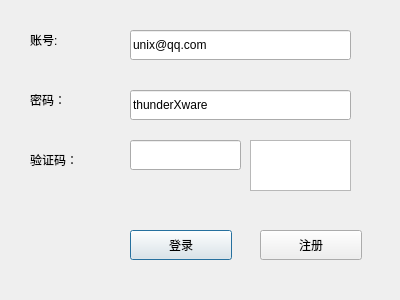
Before: the Qt Designer form loginui.ui in uestcer/thunderXware, drawn with Qt 5.
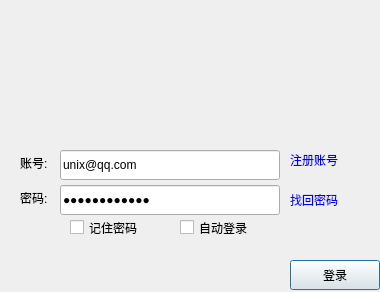
After: the same form once the commit is applied.

Commit message: 美化登录界面

```diff
--- a/loginui.ui
+++ b/loginui.ui
@@ -6,8 +6,8 @@
    <rect>
     <x>0</x>
     <y>0</y>
-    <width>400</width>
-    <height>300</height>
+    <width>380</width>
+    <height>292</height>
    </rect>
   </property>
   <property name="windowTitle">
@@ -16,9 +16,9 @@
   <widget class="QLabel" name="label">
    <property name="geometry">
     <rect>
-     <x>30</x>
-     <y>30</y>
-     <width>69</width>
+     <x>20</x>
+     <y>153</y>
+     <width>41</width>
      <height>20</height>
     </rect>
    </property>
@@ -29,22 +29,25 @@
   <widget class="QLabel" name="label_2">
    <property name="geometry">
     <rect>
-     <x>30</x>
-     <y>90</y>
-     <width>69</width>
+     <x>20</x>
+     <y>188</y>
+     <width>41</width>
      <height>20</height>
     </rect>
    </property>
    <property name="text">
-    <string>密码：</string>
+    <string>密码:</string>
+   </property>
+   <property name="alignment">
+    <set>Qt::AlignLeading|Qt::AlignLeft|Qt::AlignVCenter</set>
    </property>
   </widget>
   <widget class="QLineEdit" name="lineEdituserName">
    <property name="geometry">
     <rect>
-     <x>130</x>
-     <y>30</y>
-     <width>221</width>
+     <x>60</x>
+     <y>150</y>
+     <width>220</width>
      <height>30</height>
     </rect>
    </property>
@@ -55,22 +58,31 @@
   <widget class="QLineEdit" name="lineEditPassword">
    <property name="geometry">
     <rect>
-     <x>130</x>
-     <y>90</y>
-     <width>221</width>
+     <x>60</x>
+     <y>185</y>
+     <width>220</width>
      <height>30</height>
     </rect>
    </property>
    <property name="text">
     <string>thunderXware</string>
    </property>
+   <property name="maxLength">
+    <number>20</number>
+   </property>
+   <property name="frame">
+    <bool>true</bool>
+   </property>
+   <property name="echoMode">
+    <enum>QLineEdit::Password</enum>
+   </property>
   </widget>
   <widget class="QPushButton" name="pushButtonLogin">
    <property name="geometry">
     <rect>
-     <x>130</x>
-     <y>230</y>
-     <width>102</width>
+     <x>290</x>
+     <y>260</y>
+     <width>90</width>
      <height>30</height>
     </rect>
    </property>
@@ -78,53 +90,78 @@
     <string>登录</string>
    </property>
   </widget>
-  <widget class="QPushButton" name="pushButtonRegister">
+  <widget class="QCheckBox" name="checkBox">
    <property name="geometry">
     <rect>
-     <x>260</x>
-     <y>230</y>
-     <width>102</width>
-     <height>30</height>
+     <x>70</x>
+     <y>215</y>
+     <width>100</width>
+     <height>25</height>
     </rect>
    </property>
    <property name="text">
-    <string>注册</string>
+    <string>记住密码</string>
+   </property>
+  </widget>
+  <widget class="QCheckBox" name="checkBox_2">
+   <property name="geometry">
+    <rect>
+     <x>180</x>
+     <y>215</y>
+     <width>100</width>
+     <height>25</height>
+    </rect>
+   </property>
+   <property name="text">
+    <string>自动登录</string>
    </property>
   </widget>
   <widget class="QLabel" name="label_3">
    <property name="geometry">
     <rect>
-     <x>30</x>
+     <x>290</x>
      <y>150</y>
-     <width>69</width>
+     <width>67</width>
      <height>20</height>
     </rect>
    </property>
    <property name="text">
-    <string>验证码：</string>
+    <string>&lt;style&gt; a {text-decoration: none} &lt;/style&gt;
+&lt;a href=&quot;http://i.xunlei.com/register.html&quot;&gt;注册账号&lt;/a&gt;</string>
    </property>
   </widget>
-  <widget class="QLineEdit" name="lineEditPassword_2">
+  <widget class="QLabel" name="label_4">
    <property name="geometry">
     <rect>
-     <x>130</x>
-     <y>140</y>
-     <width>111</width>
-     <height>30</height>
+     <x>290</x>
+     <y>190</y>
+     <width>67</width>
+     <height>20</height>
+    </rect>
+   </property>
+   <property name="text">
+    <string>&lt;style&gt; a {text-decoration: none} &lt;/style&gt;
+&lt;a href=&quot;http://aq.xunlei.com/password_find.html&quot;&gt;找回密码&lt;/a&gt;
+</string>
+   </property>
+   <property name="openExternalLinks">
+    <bool>true</bool>
+   </property>
+  </widget>
+  <widget class="QLabel" name="errMessage">
+   <property name="geometry">
+    <rect>
+     <x>60</x>
+     <y>250</y>
+     <width>191</width>
+     <height>31</height>
     </rect>
    </property>
    <property name="text">
     <string/>
    </property>
-  </widget>
-  <widget class="QGraphicsView" name="graphicsView">
-   <property name="geometry">
-    <rect>
-     <x>250</x>
-     <y>140</y>
-     <width>101</width>
-     <height>51</height>
-    </rect>
+   <property name="scaledContents">
+    <bool>true</bool>
    </property>
   </widget>
  </widget>
```
Left out of the diff: 8 changed lines with no effect on the pictures. The commit also changes 12 other files.
